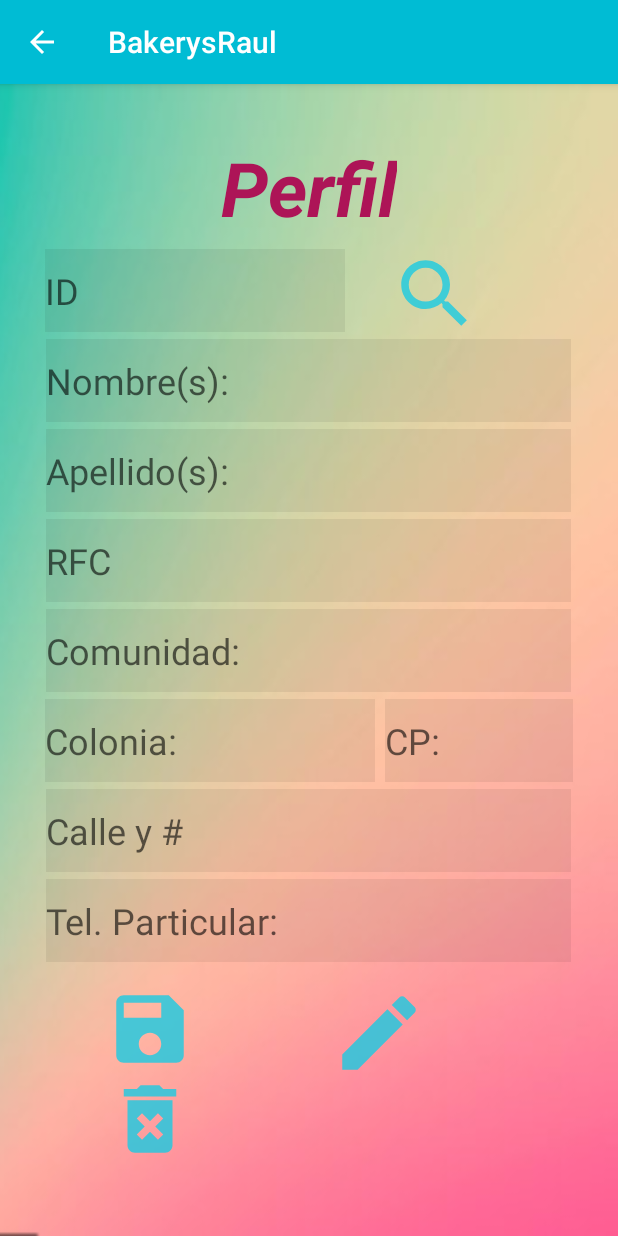
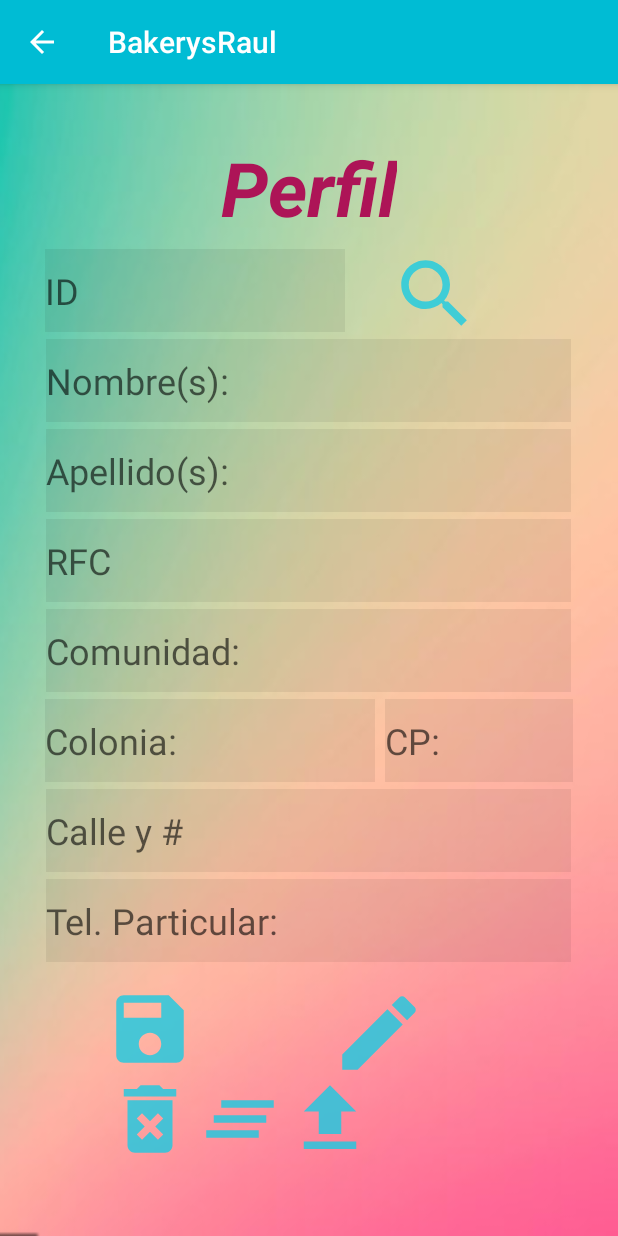
Before and after one commit to SandraGpe/BakerysRaul, an Android app: the UserPerfil screen opened directly, with no data from a screen before it, on a phone screen of 412 x 824 dp. Run offline under Robolectric (Android 15) with nearby library versions, the light colour scheme and no system bars; our stand-ins replace Volley.

Commit message:
Segunda actualizacion

```diff
--- /dev/null
+++ b/app/src/main/res/drawable-anydpi/pcargar.xml
@@ -0,0 +1,11 @@
+<vector xmlns:android="http://schemas.android.com/apk/res/android"
+    android:width="24dp"
+    android:height="24dp"
+    android:viewportWidth="24"
+    android:viewportHeight="24"
+    android:tint="#19CAE2"
+    android:alpha="0.8">
+    <path
+        android:fillColor="#FF000000"
+        android:pathData="M9,16h6v-6h4l-7,-7 -7,7h4zM5,18h14v2L5,20z"/>
+</vector>
--- /dev/null
+++ b/app/src/main/res/drawable-anydpi/plimpiar.xml
@@ -0,0 +1,11 @@
+<vector xmlns:android="http://schemas.android.com/apk/res/android"
+    android:width="24dp"
+    android:height="24dp"
+    android:viewportWidth="24"
+    android:viewportHeight="24"
+    android:tint="#19CAE2"
+    android:alpha="0.8">
+    <path
+        android:fillColor="#FF000000"
+        android:pathData="M5,13h14v-2L5,11v2zM3,17h14v-2L3,15v2zM7,7v2h14L21,7L7,7z"/>
+</vector>
--- a/app/src/main/res/layout/activity_user_perfil.xml
+++ b/app/src/main/res/layout/activity_user_perfil.xml
@@ -143,10 +143,11 @@
                 android:id="@+id/imgActualizar"
                 android:layout_width="65dp"
                 android:layout_height="65dp"
+                android:layout_marginLeft="210dp"
                 android:layout_marginTop="590dp"
-                android:layout_marginLeft="210dp"
                 android:background="@drawable/peditar"
                 android:ems="15"
+                android:onClick="Actualizar"
                 android:textSize="24sp" />
 
             <ImageButton
@@ -161,6 +162,28 @@
                 android:textSize="24sp" />
 
             <ImageButton
+                android:id="@+id/imgLimpiar"
+                android:layout_width="60dp"
+                android:layout_height="60dp"
+                android:layout_marginLeft="120dp"
+                android:layout_marginTop="650dp"
+                android:background="@drawable/plimpiar"
+                android:ems="15"
+                android:onClick="Limpiar"
+                android:textSize="24sp" />
+
+            <ImageButton
+                android:id="@+id/imgCargar"
+                android:layout_width="60dp"
+                android:layout_height="60dp"
+                android:layout_marginLeft="180dp"
+                android:layout_marginTop="650dp"
+                android:background="@drawable/pcargar"
+                android:ems="15"
+                android:onClick="getAllClientes"
+                android:textSize="24sp" />
+
+            <ImageButton
                 android:id="@+id/imgGuardar"
                 android:layout_width="60dp"
                 android:layout_height="60dp"
@@ -172,14 +195,14 @@
                 android:textSize="24sp" />
 
             <ImageButton
-                android:id="@+id/imgCargar"
+                android:id="@+id/imgBuscar"
                 android:layout_width="60dp"
                 android:layout_height="60dp"
                 android:layout_marginLeft="250dp"
                 android:layout_marginTop="100dp"
                 android:background="@drawable/pbuscar"
                 android:ems="15"
-                android:onClick="btnBuscar"
+                android:onClick="Buscar"
                 android:textSize="24sp" />
         </RelativeLayout>
     </LinearLayout>
```
Also changed, not shown: app/src/main/java/com/example/bakerysraul/UserPerfil.kt (+110 -1 lines), app/src/main/res/drawable-hdpi/pcargar.png (added), app/src/main/res/drawable-hdpi/plimpiar.png (added), app/src/main/res/drawable-mdpi/pcargar.png (added), app/src/main/res/drawable-mdpi/plimpiar.png (added), app/src/main/res/drawable-xhdpi/pcargar.png (added), app/src/main/res/drawable-xhdpi/plimpiar.png (added), app/src/main/res/drawable-xxhdpi/pcargar.png (added), app/src/main/res/drawable-xxhdpi/plimpiar.png (added).
